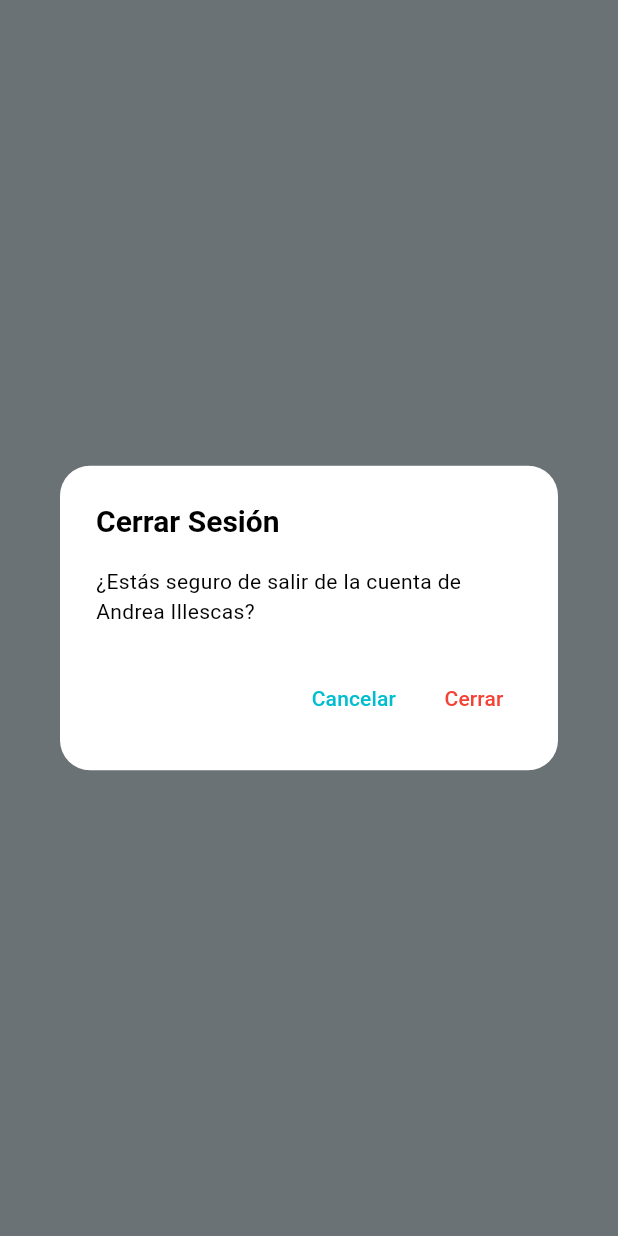
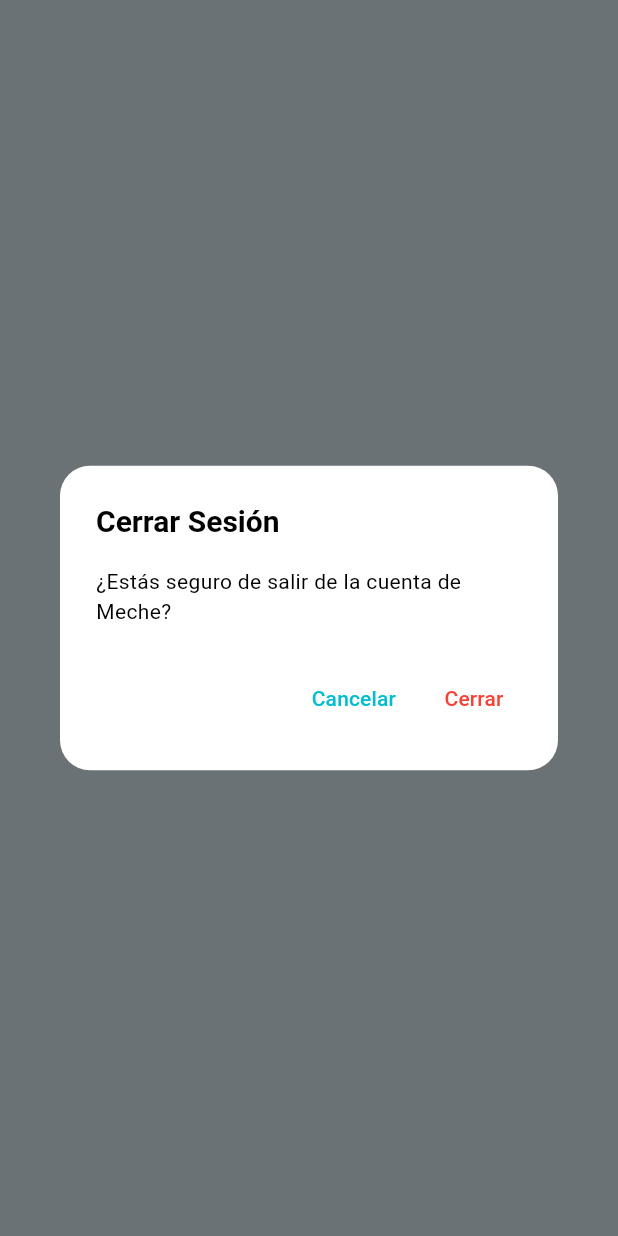
Before and after one commit to Anghy2003/Moon1, a Flutter app: what dialogoCerrarSesion() shows on an empty page, opened directly, on a phone screen of 412 x 824 dp. Run offline on Flutter 3.47's test engine with Material 3 defaults, Android fonts, the light colour scheme and no system bars; our stand-ins replace cloud_firestore, firebase_auth, firebase_core, font_awesome_flutter, go_router, google_sign_in and 1 more; accounts and stored records are empty; network calls fail.

Commit message:
close cuenta

```diff
--- a/lib/Andres/widgets/menu_perfil/dialogo_cerrar_sesion.dart
+++ b/lib/Andres/widgets/menu_perfil/dialogo_cerrar_sesion.dart
@@ -16,7 +16,7 @@ void dialogoCerrarSesion(BuildContext context) {
           'Cerrar Sesión',
           style: TextStyle(fontSize: 20, fontWeight: FontWeight.bold),
         ),
-        content: const Text('¿Estás seguro de salir de la cuenta de Andrea Illescas?'),
+        content: const Text('¿Estás seguro de salir de la cuenta de Meche?'),
         actions: [
           TextButton(
             onPressed: () {
@@ -27,7 +27,7 @@ void dialogoCerrarSesion(BuildContext context) {
           TextButton(
             onPressed: () {
               Navigator.pop(context);
-              context.go('/home');
+              context.go('/first');
             },
             child: const Text('Cerrar', style: TextStyle(color: Colors.red)),
           ),
--- a/lib/Andres/widgets/menu_perfil/tarjeta_perfil.dart
+++ b/lib/Andres/widgets/menu_perfil/tarjeta_perfil.dart
@@ -47,7 +47,7 @@ class TarjetaPerfil extends StatelessWidget {
                   mainAxisAlignment: MainAxisAlignment.center,
                   children: [
                     Text(
-                      'Hola, Andrea',
+                      'Hola, Meche',
                       style: TextStyle(
                         fontSize: 18 * scaleFactor,
                         fontWeight: FontWeight.bold,
```
